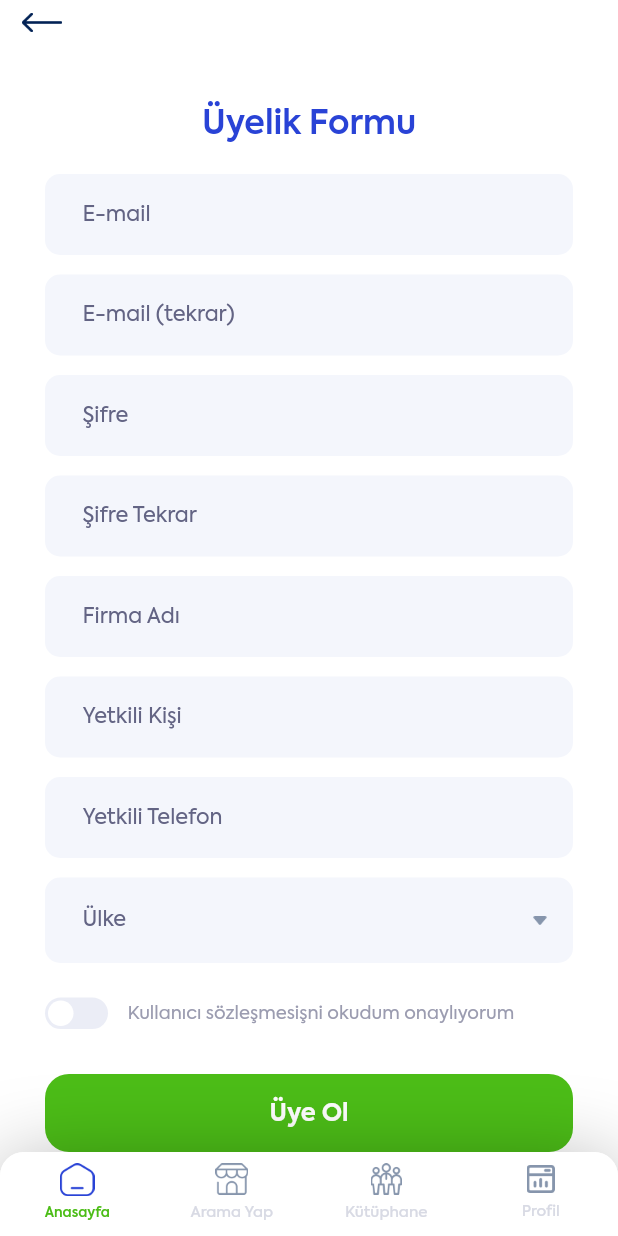
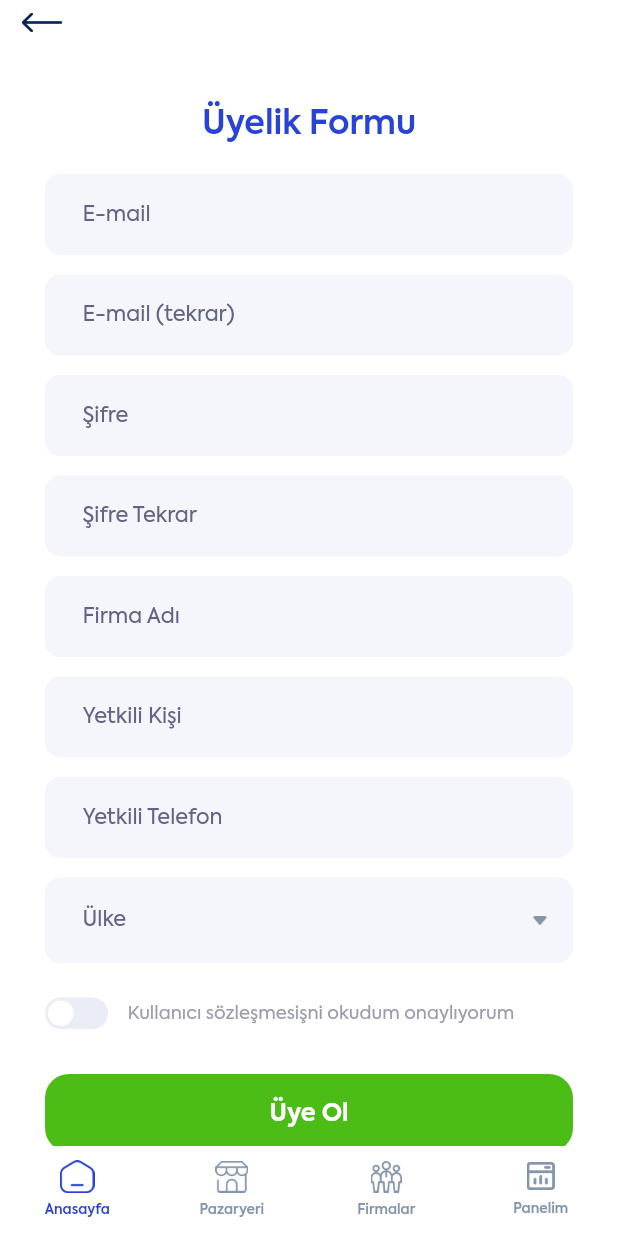
Before and after one commit to ozgun-kara/b2geta_mobile, a Flutter app: the screen it shows after launch, on a phone screen of 412 x 824 dp. Run offline on Flutter 3.47's test engine with Material 2 defaults, Android fonts, the phone set to English and light mode, and no system bars; drawn by our look-alikes of dropdown_button2, flutter_switch; our stand-ins replace get, shared_preferences.

Commit message:
Navigation Page has modified

```diff
--- a/lib/views/navigation_page.dart
+++ b/lib/views/navigation_page.dart
@@ -31,25 +31,27 @@ class _NavigationPageState extends State<NavigationPage> {
 
       bottomNavigationBar: Container(
         width: deviceWidth,
-        height: 56,
+        height: 60,
         decoration: BoxDecoration(
           borderRadius: BorderRadius.only(
               topLeft: Radius.circular(16), topRight: Radius.circular(16)),
-          boxShadow: [
-            BoxShadow(
-              color: Colors.black54.withOpacity(0.35),
-              offset: Offset(0, 10),
-              blurRadius: 48,
-            ),
-          ],
-          color: Colors.white,
+          // boxShadow: [
+          //   BoxShadow(
+          //     color: Colors.black54.withOpacity(0.35),
+          //     offset: Offset(0, 10),
+          //     blurRadius: 48,
+          //   ),
+          // ],
+          color: Provider.of<ThemeProvider>(context).themeMode == "light"
+              ? AppTheme.white1
+              : AppTheme.black5,
         ),
         child: Row(
           mainAxisAlignment: MainAxisAlignment.spaceBetween,
           children: [
             Expanded(
               child: ButtonTheme(
-                height: 56,
+                height: 60,
                 child: MaterialButton(
                     shape: const RoundedRectangleBorder(
                       borderRadius: BorderRadius.only(
@@ -57,7 +59,10 @@ class _NavigationPageState extends State<NavigationPage> {
                         topRight: Radius.circular(16),
                       ),
                     ),
-                    color: Colors.white,
+                    color:
+                        Provider.of<ThemeProvider>(context).themeMode == "light"
+                            ? AppTheme.white1
+                            : AppTheme.black5,
                     elevation: 0,
                     child: FittedBox(
                       fit: BoxFit.none,
@@ -87,8 +92,12 @@ class _NavigationPageState extends State<NavigationPage> {
                                                   context)
                                               .currentTabIndex ==
                                           0
-                                      ? AppTheme.green1
-                                      : AppTheme.white9)),
+                                      ? Provider.of<ThemeProvider>(context)
+                                                  .themeMode ==
+                                              "light"
+                                          ? AppTheme.blue2
+                                          : AppTheme.blue1
+                                      : AppTheme.white15)),
                         ],
                       ),
                     ),
@@ -101,7 +110,7 @@ class _NavigationPageState extends State<NavigationPage> {
             ),
             Expanded(
               child: ButtonTheme(
-                height: 56,
+                height: 60,
                 child: MaterialButton(
                     shape: const RoundedRectangleBorder(
                       borderRadius: BorderRadius.only(
@@ -109,7 +118,10 @@ class _NavigationPageState extends State<NavigationPage> {
                         topRight: Radius.circular(16),
                       ),
                     ),
-                    color: Colors.white,
+                    color:
+                        Provider.of<ThemeProvider>(context).themeMode == "light"
+                            ? AppTheme.white1
+                            : AppTheme.black5,
                     elevation: 0,
                     child: FittedBox(
                       fit: BoxFit.none,
@@ -130,23 +142,21 @@ class _NavigationPageState extends State<NavigationPage> {
                                           : AppTheme.blue1
                                       : AppTheme.white15),
                           SizedBox(height: 4),
-                          Text('Arama Yap',
+                          Text('Pazaryeri',
                               style: TextStyle(
-                                  fontSize: 10,
+                                  fontSize: 9,
                                   fontFamily: AppTheme.appFontFamily,
-                                  fontWeight:
-                                      Provider.of<NavigationPageProvider>(
-                                                      context)
-                                                  .currentTabIndex ==
-                                              1
-                                          ? FontWeight.w600
-                                          : FontWeight.w500,
+                                  fontWeight: FontWeight.w600,
                                   color: Provider.of<NavigationPageProvider>(
                                                   context)
                                               .currentTabIndex ==
                                           1
-                                      ? AppTheme.green1
-                                      : AppTheme.white9)),
+                                      ? Provider.of<ThemeProvider>(context)
+                                                  .themeMode ==
+                                              "light"
+                                          ? AppTheme.blue2
+                                          : AppTheme.blue1
+                                      : AppTheme.white15)),
                         ],
                       ),
                     ),
@@ -159,7 +169,7 @@ class _NavigationPageState extends State<NavigationPage> {
             ),
             Expanded(
               child: ButtonTheme(
-                height: 56,
+                height: 60,
                 child: MaterialButton(
                     shape: const RoundedRectangleBorder(
                       borderRadius: BorderRadius.only(
@@ -167,7 +177,10 @@ class _NavigationPageState extends State<NavigationPage> {
                         topRight: Radius.circular(16),
                       ),
                     ),
-                    color: Colors.white,
+                    color:
+                        Provider.of<ThemeProvider>(context).themeMode == "light"
+                            ? AppTheme.white1
+                            : AppTheme.black5,
                     elevation: 0,
                     child: FittedBox(
                       fit: BoxFit.none,
@@ -188,23 +201,21 @@ class _NavigationPageState extends State<NavigationPage> {
                                           : AppTheme.blue1
                                       : AppTheme.white15),
                           SizedBox(height: 4),
-                          Text('Kütüphane',
+                          Text('Firmalar',
                               style: TextStyle(
-                                  fontSize: 10,
+                                  fontSize: 9,
                                   fontFamily: AppTheme.appFontFamily,
-                                  fontWeight:
-                                      Provider.of<NavigationPageProvider>(
-                                                      context)
-                                                  .currentTabIndex ==
-                                              2
-                                          ? FontWeight.w600
-                                          : FontWeight.w500,
+                                  fontWeight: FontWeight.w600,
                                   color: Provider.of<NavigationPageProvider>(
                                                   context)
                                               .currentTabIndex ==
                                           2
-                                      ? AppTheme.green1
-                                      : AppTheme.white9)),
+                                      ? Provider.of<ThemeProvider>(context)
+                                                  .themeMode ==
+                                              "light"
+                                          ? AppTheme.blue2
+                                          : AppTheme.blue1
+                                      : AppTheme.white15)),
                         ],
                       ),
                     ),
@@ -217,7 +228,7 @@ class _NavigationPageState extends State<NavigationPage> {
             ),
             Expanded(
               child: ButtonTheme(
-                height: 56,
+                height: 60,
                 child: MaterialButton(
                     shape: const RoundedRectangleBorder(
                       borderRadius: BorderRadius.only(
@@ -225,7 +236,10 @@ class _NavigationPageState extends State<NavigationPage> {
                         topRight: Radius.circular(16),
                       ),
                     ),
-                    color: Colors.white,
+                    color:
+                        Provider.of<ThemeProvider>(context).themeMode == "light"
+                            ? AppTheme.white1
+                            : AppTheme.black5,
                     elevation: 0,
                     child: FittedBox(
                       fit: BoxFit.none,
@@ -245,24 +259,22 @@ class _NavigationPageState extends State<NavigationPage> {
                                           ? AppTheme.blue2
                                           : AppTheme.blue1
                                       : AppTheme.white15),
-                          SizedBox(height: 4),
-                          Text('Profil',
+                          SizedBox(height: 5),
+                          Text('Panelim',
                               style: TextStyle(
-                                  fontSize: 10,
+                                  fontSize: 9,
                                   fontFamily: AppTheme.appFontFamily,
-                                  fontWeight:
-                                      Provider.of<NavigationPageProvider>(
-                                                      context)
-                                                  .currentTabIndex ==
-                                              3
-                                          ? FontWeight.w600
-                                          : FontWeight.w500,
+                                  fontWeight: FontWeight.w600,
                                   color: Provider.of<NavigationPageProvider>(
                                                   context)
                                               .currentTabIndex ==
                                           3
-                                      ? AppTheme.green1
-                                      : AppTheme.white9)),
+                                      ? Provider.of<ThemeProvider>(context)
+                                                  .themeMode ==
+                                              "light"
+                                          ? AppTheme.blue2
+                                          : AppTheme.blue1
+                                      : AppTheme.white15)),
                         ],
                       ),
                     ),
```
